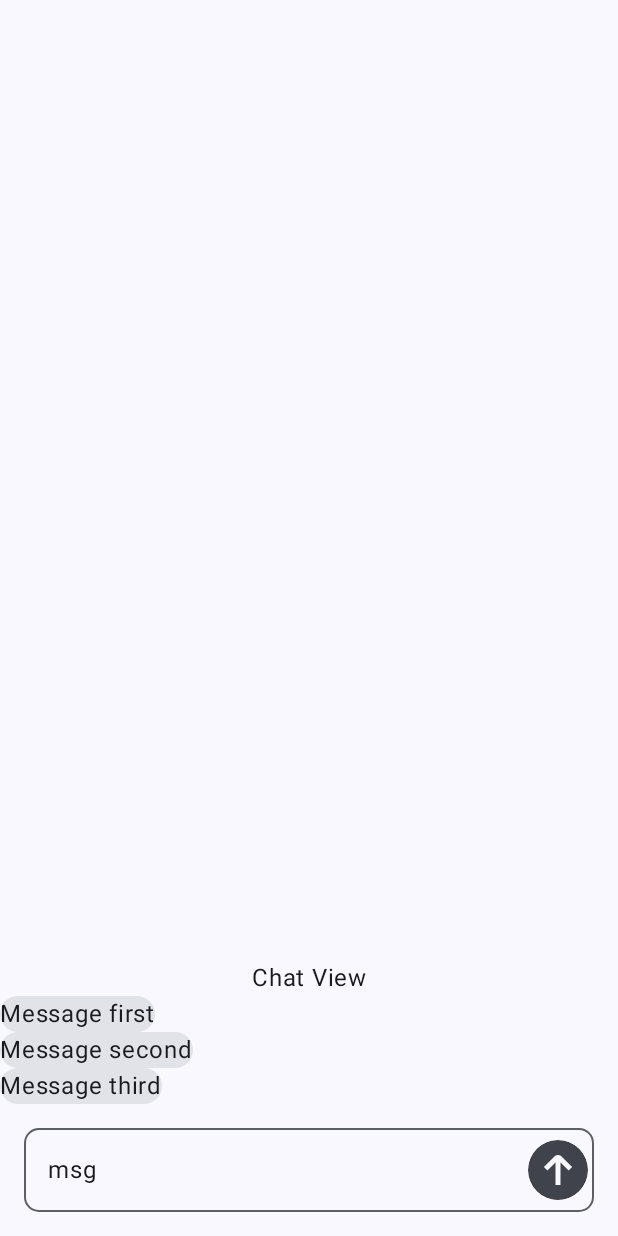
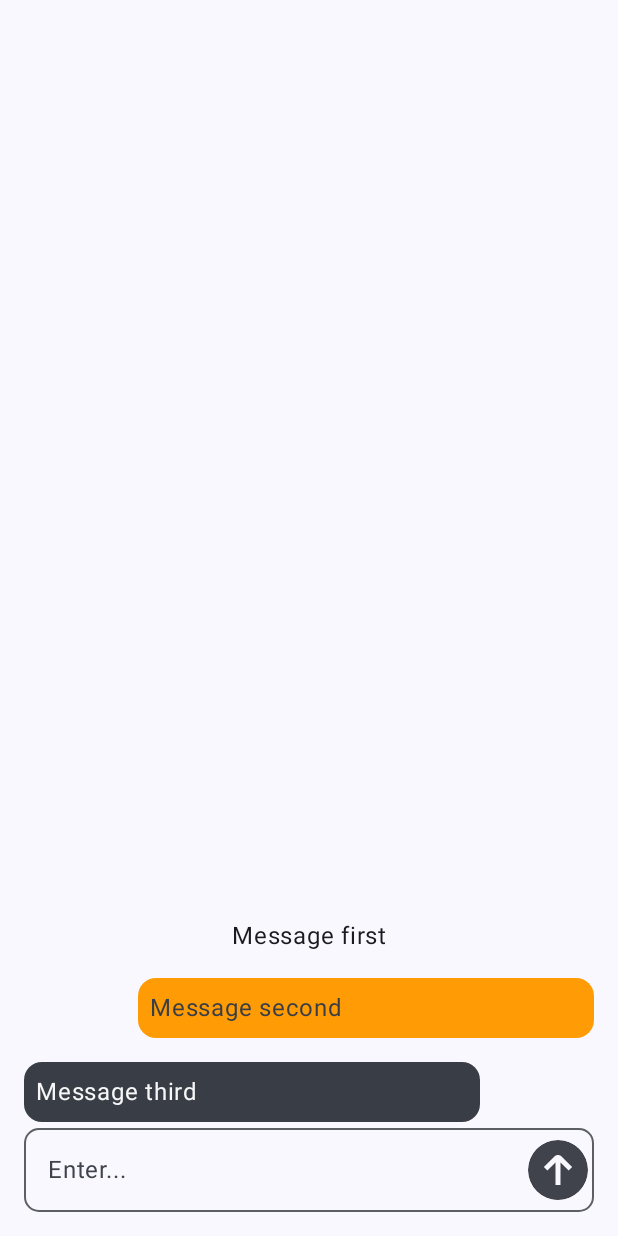
Before and after one commit to Yolley77/ChatApp, an Android app built with Jetpack Compose: the ChatView screen opened through its navigation route, on a phone screen of 412 x 824 dp. Run offline under Robolectric (Android 15) with nearby library versions, the phone set to English and light mode, and no system bars; our stand-ins replace Dagger/Hilt's generated code.

Commit message:
ChatView messages handling. Problem when many chat items

```diff
--- a/app/src/main/java/ru/yolley/ui/feature/chat/ChatItemView.kt
+++ b/app/src/main/java/ru/yolley/ui/feature/chat/ChatItemView.kt
@@ -1,14 +1,88 @@
 package ru.yolley.ui.feature.chat
 
+import androidx.compose.foundation.layout.Box
+import androidx.compose.foundation.layout.BoxScope
+import androidx.compose.foundation.layout.fillMaxWidth
+import androidx.compose.foundation.layout.padding
+import androidx.compose.foundation.layout.wrapContentHeight
+import androidx.compose.foundation.layout.wrapContentWidth
 import androidx.compose.material3.Card
+import androidx.compose.material3.CardDefaults
 import androidx.compose.material3.Text
 import androidx.compose.runtime.Composable
+import androidx.compose.ui.Alignment
+import androidx.compose.ui.Modifier
+import androidx.compose.ui.unit.dp
+import ru.yolley.ui.feature.chat.item.ChatTextMessage
+import ru.yolley.ui.feature.chat.item.IChatUIItem
+import ru.yolley.ui.feature.chat.item.MessageOwner
+import ru.yolley.ui.theme.DirtyWhite
+import ru.yolley.ui.theme.LightGray
+import ru.yolley.ui.theme.Orange
 
 @Composable
 internal fun ChatItem(
-    text: String,
+    item: IChatUIItem
 ) {
-    Card {
-        Text(text = text)
+    Box(modifier = Modifier.fillMaxWidth()) {
+        when {
+            item !is ChatTextMessage -> return
+            item.owner == MessageOwner.SYSTEM -> ChatSystemItem(text = item.text)
+            item.owner == MessageOwner.USER -> ChatUserItem(text = item.text)
+            item.owner == MessageOwner.ANOTHER -> ChatAnotherItem(text = item.text)
+        }
     }
 }
+
+@Composable
+internal fun BoxScope.ChatSystemItem(
+    text: String
+) {
+    Text(
+        text = text,
+        modifier = Modifier
+            .align(Alignment.Center)
+            .padding(horizontal = 8.dp)
+            .wrapContentWidth()
+    )
+}
+
+@Composable
+internal fun BoxScope.ChatUserItem(
+    text: String
+) {
+    Card(
+        colors = CardDefaults.cardColors(Orange),
+        modifier = Modifier
+            .align(Alignment.CenterEnd)
+            .padding(top = 16.dp)
+            .wrapContentHeight()
+            .fillMaxWidth(fraction = 0.8f),
+    ) {
+        Text(
+            text = text,
+            color = LightGray,
+            modifier = Modifier.padding(8.dp)
+        )
+    }
+}
+
+@Composable
+internal fun BoxScope.ChatAnotherItem(
+    text: String
+) {
+    Card(
+        colors = CardDefaults.cardColors(LightGray),
+        modifier = Modifier
+            .align(Alignment.CenterStart)
+            .padding(top = 16.dp)
+            .wrapContentHeight()
+            .fillMaxWidth(fraction = 0.8f),
+    ) {
+        Text(
+            text = text,
+            color = DirtyWhite,
+            modifier = Modifier.padding(8.dp)
+        )
+    }
+}
--- a/app/src/main/java/ru/yolley/ui/feature/chat/ChatView.kt
+++ b/app/src/main/java/ru/yolley/ui/feature/chat/ChatView.kt
@@ -3,9 +3,12 @@ package ru.yolley.ui.feature.chat
 import androidx.compose.foundation.layout.Arrangement
 import androidx.compose.foundation.layout.Column
 import androidx.compose.foundation.layout.Row
+import androidx.compose.foundation.layout.fillMaxHeight
 import androidx.compose.foundation.layout.fillMaxSize
 import androidx.compose.foundation.layout.fillMaxWidth
+import androidx.compose.foundation.layout.height
 import androidx.compose.foundation.layout.padding
+import androidx.compose.foundation.layout.wrapContentHeight
 import androidx.compose.foundation.lazy.LazyColumn
 import androidx.compose.foundation.shape.RoundedCornerShape
 import androidx.compose.material3.ExperimentalMaterial3Api
@@ -20,53 +23,61 @@ import androidx.compose.ui.res.painterResource
 import androidx.compose.ui.tooling.preview.Preview
 import androidx.compose.ui.unit.dp
 import ru.yolley.R
+import ru.yolley.ui.feature.chat.item.ChatTextMessage
+import ru.yolley.ui.feature.chat.item.IChatUIItem
 import ru.yolley.ui.theme.ChatAppTheme
 
 @Composable
 internal fun ChatView(chatViewModel: ChatViewModel) {
-    ChatView()
+    ChatView(
+        items = chatViewModel.chatItems,
+        inputText = chatViewModel.inputText,
+        onInputChanged = chatViewModel::onInputChanged,
+        onSendClicked = chatViewModel::onSendClicked,
+
+        )
 }
 
 @OptIn(ExperimentalMaterial3Api::class)
 @Composable
-internal fun ChatView() {
-
-    val items = listOf(
-       "Message first",
-       "Message second",
-       "Message third",
-    )
-
+internal fun ChatView(
+    items: List<IChatUIItem>,
+    inputText: String,
+    onInputChanged: (String) -> Unit,
+    onSendClicked: () -> Unit,
+) {
     Column(
         verticalArrangement = Arrangement.Bottom,
         horizontalAlignment = Alignment.CenterHorizontally,
-        modifier = Modifier.fillMaxSize()
+        modifier = Modifier
+            .fillMaxSize()
+            .padding(16.dp)
     ) {
-        Text(text = "Chat View")
         LazyColumn(
-            modifier = Modifier.fillMaxWidth()
+            modifier = Modifier
+                .fillMaxWidth()
+                .padding(bottom = 4.dp)
         ) {
             items(items.size) {
-                ChatItem(text = items[it])
+                ChatItem(item = items[it])
             }
         }
         Row(
             horizontalArrangement = Arrangement.SpaceEvenly,
-            modifier = Modifier.fillMaxWidth()
+            modifier = Modifier
+                .fillMaxWidth()
         ) {
             OutlinedTextField(
-                value = "msg",
-                onValueChange = {},
-                singleLine = true,
+                value = inputText,
+                onValueChange = onInputChanged,                maxLines = 5,
                 placeholder = {
                     Text(text = "Enter...")
                 },
                 modifier = Modifier
-                    .fillMaxWidth()
-                    .padding(16.dp),
+                    .fillMaxWidth(),
                 shape = RoundedCornerShape(10.dp),
                 trailingIcon = {
-                    IconButton(onClick = { }) {
+                    IconButton(onClick = onSendClicked) {
                         Icon(painter = painterResource(id = R.drawable.ic_send), contentDescription = "Отправить сообщение")
                     }
                 },
@@ -82,6 +93,11 @@ internal fun ChatView() {
 @Composable
 fun ChatPreview() {
     ChatAppTheme {
-        ChatView()
+        ChatView(
+            items = listOf(),
+            inputText = "",
+            onInputChanged = {},
+            onSendClicked = {}
+        )
     }
 }
--- a/app/src/main/java/ru/yolley/ui/feature/chat/ChatViewModel.kt
+++ b/app/src/main/java/ru/yolley/ui/feature/chat/ChatViewModel.kt
@@ -1,8 +1,35 @@
 package ru.yolley.ui.feature.chat
 
+import androidx.compose.runtime.getValue
+import androidx.compose.runtime.mutableStateListOf
+import androidx.compose.runtime.mutableStateOf
+import androidx.compose.runtime.setValue
 import androidx.lifecycle.ViewModel
 import dagger.hilt.android.lifecycle.HiltViewModel
+import ru.yolley.ui.feature.chat.item.ChatTextMessage
+import ru.yolley.ui.feature.chat.item.IChatUIItem
+import ru.yolley.ui.feature.chat.item.MessageOwner
 import javax.inject.Inject
 
 @HiltViewModel
-internal class ChatViewModel @Inject constructor() : ViewModel()
+internal class ChatViewModel @Inject constructor() : ViewModel() {
+
+    var chatItems: MutableList<IChatUIItem> = mutableStateListOf(
+            ChatTextMessage("1", "Message first", MessageOwner.SYSTEM),
+            ChatTextMessage("2", "Message second", MessageOwner.USER),
+            ChatTextMessage("3", "Message third", MessageOwner.ANOTHER),
+    )
+
+    var inputText: String by mutableStateOf("")
+
+    fun onInputChanged(newInput: String) {
+        inputText = newInput
+    }
+
+    fun onSendClicked() {
+        if (inputText.isEmpty()) return
+        chatItems.add(ChatTextMessage("123", inputText, MessageOwner.USER))
+        inputText = ""
+    }
+
+}
--- a/app/src/main/java/ru/yolley/ui/feature/chat/item/ChatTextMessage.kt
+++ b/app/src/main/java/ru/yolley/ui/feature/chat/item/ChatTextMessage.kt
@@ -1,6 +1,7 @@
 package ru.yolley.ui.feature.chat.item
 
-data class ChatTextMessage(
+internal data class ChatTextMessage(
     override val id: String,
     override val text: String,
+    override val owner: MessageOwner,
 ) : IChatUIItem
--- a/app/src/main/java/ru/yolley/ui/feature/chat/item/IChatUIItem.kt
+++ b/app/src/main/java/ru/yolley/ui/feature/chat/item/IChatUIItem.kt
@@ -3,4 +3,9 @@ package ru.yolley.ui.feature.chat.item
 internal interface IChatUIItem {
     val id: String
     val text: String
+    val owner: MessageOwner
 }
+
+internal enum class MessageOwner {
+    SYSTEM, USER, ANOTHER,
+}
```
